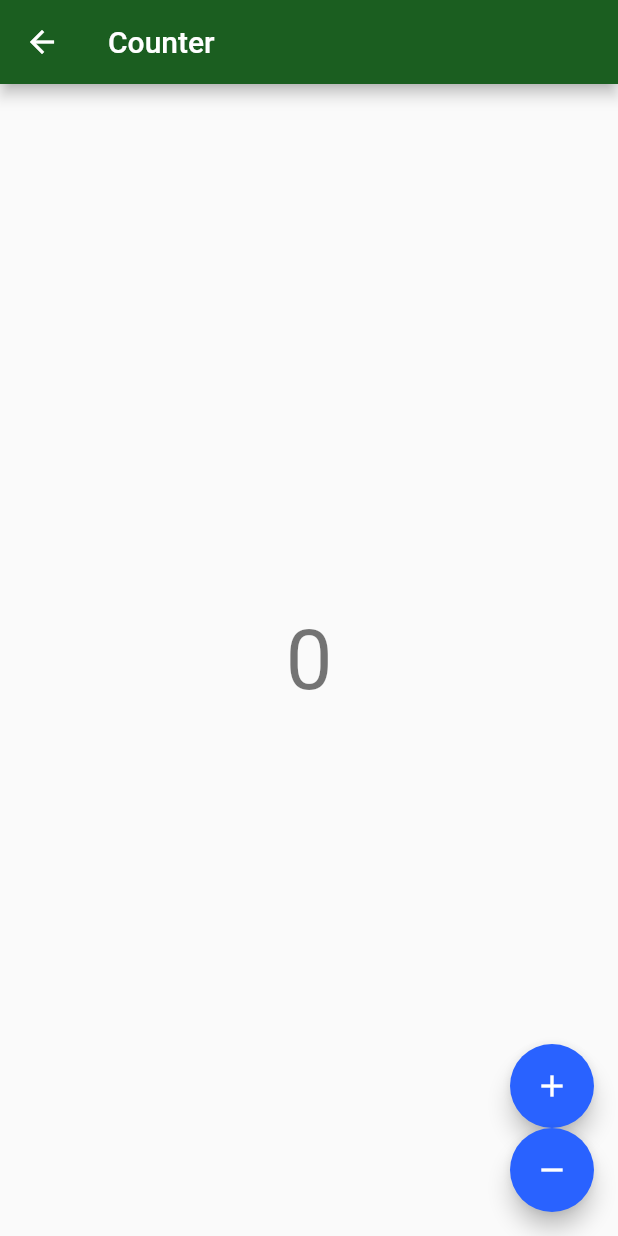
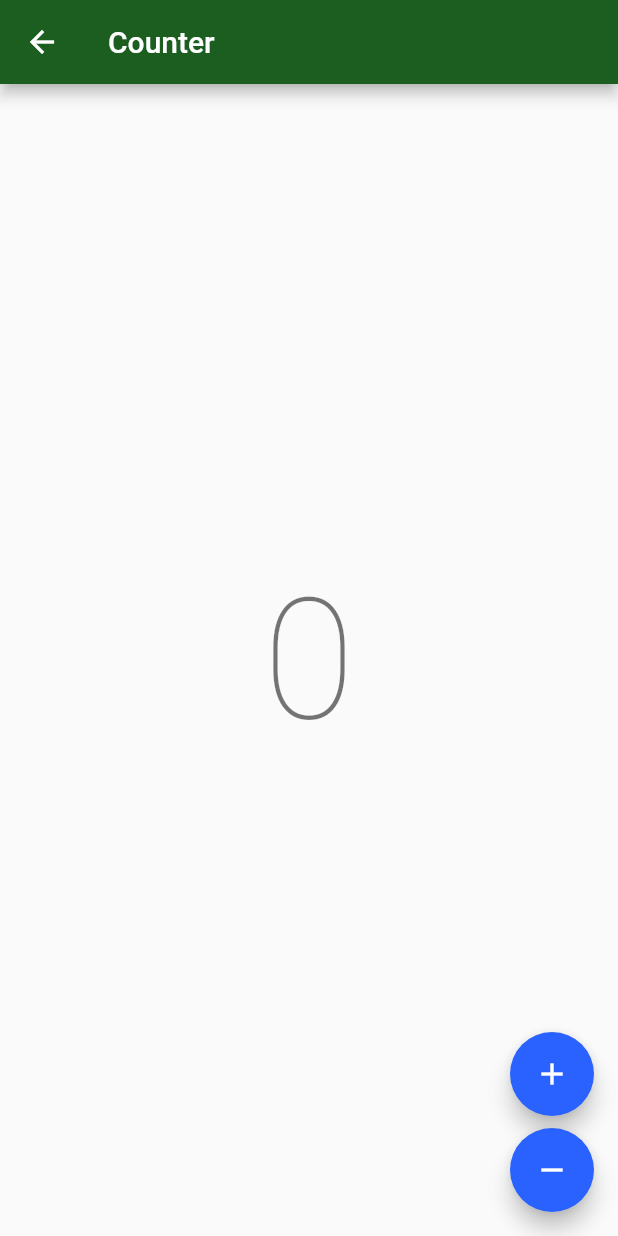
Before and after one commit to rjmuniz/flutter-estudos, a Flutter app: the CounterView screen opened directly, on a phone screen of 412 x 824 dp. Run offline on Flutter 3.47's test engine with Material 2 defaults, Android fonts, the phone set to English and light mode, and no system bars; our stand-ins replace flutter_bloc, localstorage, sqflite; missing offline and left inert: http_interceptor; accounts and stored records are empty; statements that could not run were skipped.

```diff
--- a/lib/screens/counter.dart
+++ /dev/null
@@ -1,59 +0,0 @@
-import 'package:bytebank_app/components/BlocContainer.dart';
-import 'package:flutter/cupertino.dart';
-import 'package:flutter/material.dart';
-import 'package:flutter_bloc/flutter_bloc.dart';
-
-class CounterCubit extends Cubit<int> {
-  CounterCubit() : super(0);
-
-  void plus() => emit(state + 1);
-
-  void minus() => emit(state - 1);
-}
-
-class CounterContainer extends BlocContainer {
-  static const String route = '/counter';
-
-  @override
-  Widget build(BuildContext context) {
-    return BlocProvider(
-      create: (_) => CounterCubit(),
-      child: CounterView(),
-    );
-  }
-}
-
-class CounterView extends StatelessWidget {
-  @override
-  Widget build(BuildContext context) {
-    final textTheme = Theme.of(context).textTheme;
-
-    return Scaffold(
-      appBar: AppBar(
-        title: Text('Counter'),
-      ),
-      body: Center(child: BlocBuilder<CounterCubit, int>(
-        builder: (context, state) {
-          return Text(
-            "$state",
-            style: textTheme.headline2,
-          );
-        },
-      )),
-      floatingActionButton: Column(
-        mainAxisAlignment: MainAxisAlignment.end,
-        crossAxisAlignment: CrossAxisAlignment.end,
-        children: [
-          FloatingActionButton(
-            child: const Icon(Icons.add),
-            onPressed: () => context.bloc<CounterCubit>().plus(),
-          ),
-          FloatingActionButton(
-            child: const Icon(Icons.remove),
-            onPressed: () => context.bloc<CounterCubit>().minus(),
-          )
-        ],
-      ),
-    );
-  }
-}
--- /dev/null
+++ b/lib/screens/counter/counter_view.dart
@@ -0,0 +1,37 @@
+import 'package:bytebank_app/screens/counter/counter_cubit.dart';
+import 'package:flutter/material.dart';
+import 'package:flutter_bloc/flutter_bloc.dart';
+
+
+class CounterView extends StatelessWidget {
+  @override
+  Widget build(BuildContext context) {
+    final textTheme = Theme.of(context).textTheme;
+    return Scaffold(
+        appBar: AppBar(title: const Text("Counter")),
+        body: Center(
+          child: BlocBuilder<CounterCubit, int>(
+            builder: (context, state) =>
+                Text("$state", style: textTheme.headline1),
+          ),
+        ),
+        floatingActionButton: Column(
+          mainAxisAlignment: MainAxisAlignment.end,
+          crossAxisAlignment: CrossAxisAlignment.end,
+          children: [
+            FloatingActionButton(
+              tooltip: "increment",
+              child: Icon(Icons.add),
+              onPressed: () => context.bloc<CounterCubit>().increment(),
+            ),
+            const SizedBox(height: 8),
+            FloatingActionButton(
+              tooltip: "decrement",
+              child: Icon(Icons.remove),
+              onPressed: () =>
+                  BlocProvider.of<CounterCubit>(context).decrement(),
+            )
+          ],
+        ));
+  }
+}
```
Also changed, not shown: lib/main.dart (+4 -6 lines), lib/screens/counter/counter_cubit.dart (added, +9 -0 lines), lib/screens/counter/counter_page.dart (added, +14 -0 lines), 1 other file.
